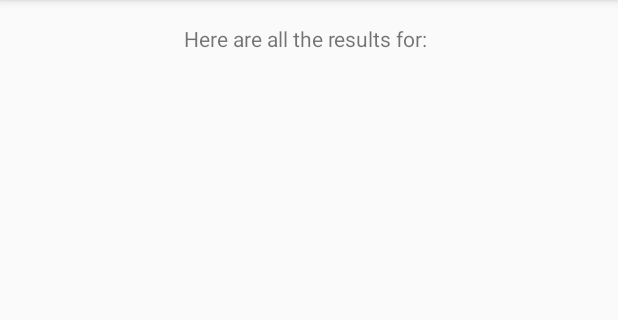
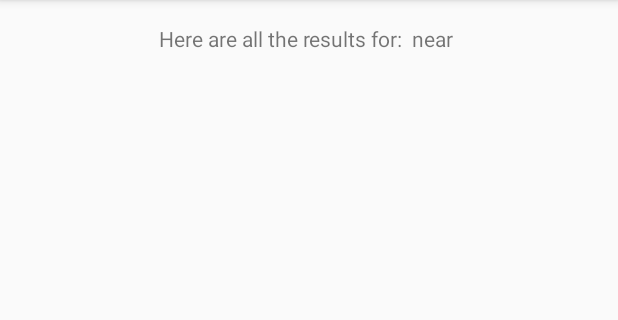
Before and after one commit to maxamillion32/android_meetUpList, an Android app: the screen it shows after launch (UpcomingEventsActivity), after a tap on "FIND EVENTS", on a phone screen of 412 x 824 dp, the part 84-404 px from its top. Run offline under Robolectric (Android 15) with nearby library versions, the phone set to English and light mode, and no system bars; our stand-ins replace ButterKnife.

```diff
--- a/app/src/main/java/com/epicodus/meetuplist/UpcomingEventsActivity.java
+++ b/app/src/main/java/com/epicodus/meetuplist/ui/UpcomingEventsActivity.java
@@ -35,7 +35,7 @@ public class UpcomingEventsActivity extends AppCompatActivity {
         Intent intent = getIntent();
         String topic = intent.getStringExtra("topic");
         String location = intent.getStringExtra("location");
-        mInterestTextView.setText("Here are all the results for: " + topic);
+        mInterestTextView.setText("Here are all the results for: " + topic + " near " + location);
 
         mLogInButton = (Button) findViewById(R.id.LogInButton);
 
```
Also changed, not shown: app/src/main/java/com/epicodus/meetuplist/models/Meetup.java (renamed from app/src/main/java/com/epicodus/meetuplist/Meetup.java), app/src/main/java/com/epicodus/meetuplist/services/MeetupService.java (renamed from app/src/main/java/com/epicodus/meetuplist/MeetupService.java), app/src/main/java/com/epicodus/meetuplist/ui/LogInActivity.java (renamed from app/src/main/java/com/epicodus/meetuplist/LogInActivity.java), app/src/main/java/com/epicodus/meetuplist/ui/MainActivity.java (renamed from app/src/main/java/com/epicodus/meetuplist/MainActivity.java).
